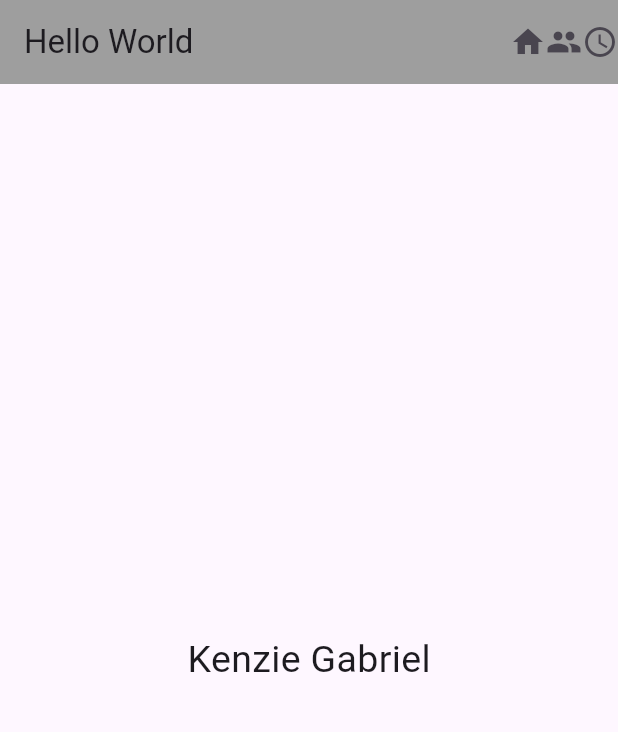
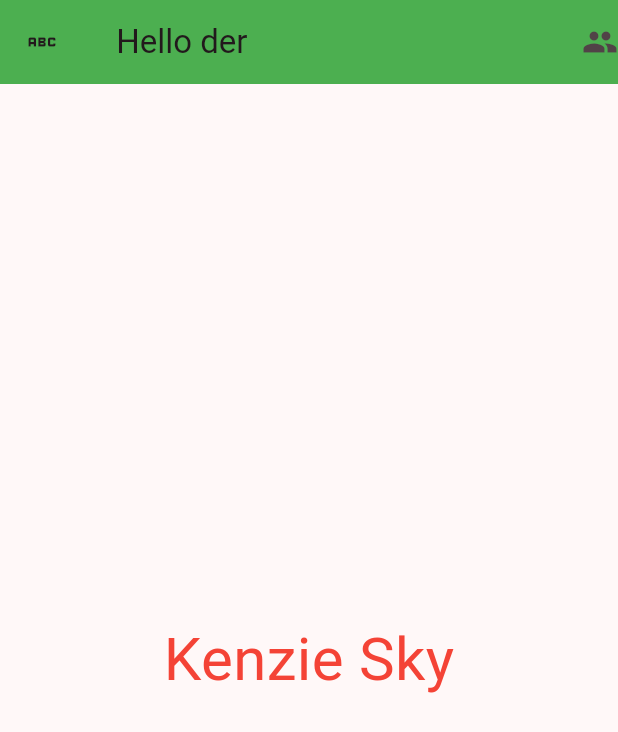
Before and after one commit to kenzifebri/Latihan005-apk-mobile, a Flutter app: the screen it shows after launch, on a phone screen of 412 x 824 dp. Shown: the top 732 px of the screen. Run offline on Flutter 3.47's test engine with Material 3 defaults, Android fonts, the phone set to English and light mode, and no system bars.

Commit message:
Latiha 2: Tema Warna

```diff
--- a/lib/main.dart
+++ b/lib/main.dart
@@ -11,9 +11,9 @@ class MyApp extends StatelessWidget {
   Widget build(BuildContext context) {
     return MaterialApp(
       debugShowCheckedModeBanner: false,
-      title: 'Apk Mahasiswa',
+      title: 'Kenzie Sky',
       theme: ThemeData(
-        primaryColor: Colors.blueGrey,
+        colorScheme: ColorScheme.fromSeed(seedColor: Colors.black)
       ),
       home: HomePage2(),
     );
@@ -27,18 +27,17 @@ class HomePage2 extends StatelessWidget {
   Widget build(BuildContext context) {
     return Scaffold(
       appBar: AppBar(
-        title: const Text('Hello World'),
-        backgroundColor: Colors.grey,
+        title: const Text(' Hello der'),
+        backgroundColor: Colors.green,
+        leading: const Icon(Icons.abc),
         actions: [
-          Icon(Icons.home),
           Icon(Icons.people),
-          Icon(Icons.access_time),
         ],
       ),
       body: const Center(
-        child: Text(
-          'Kenzie Gabriel',
-          style: TextStyle(fontSize: 25),
+        child: Text('Kenzie Sky',
+        style: TextStyle(fontSize: 40,
+        color: Colors.red),
         ),
       ),
     );
```
